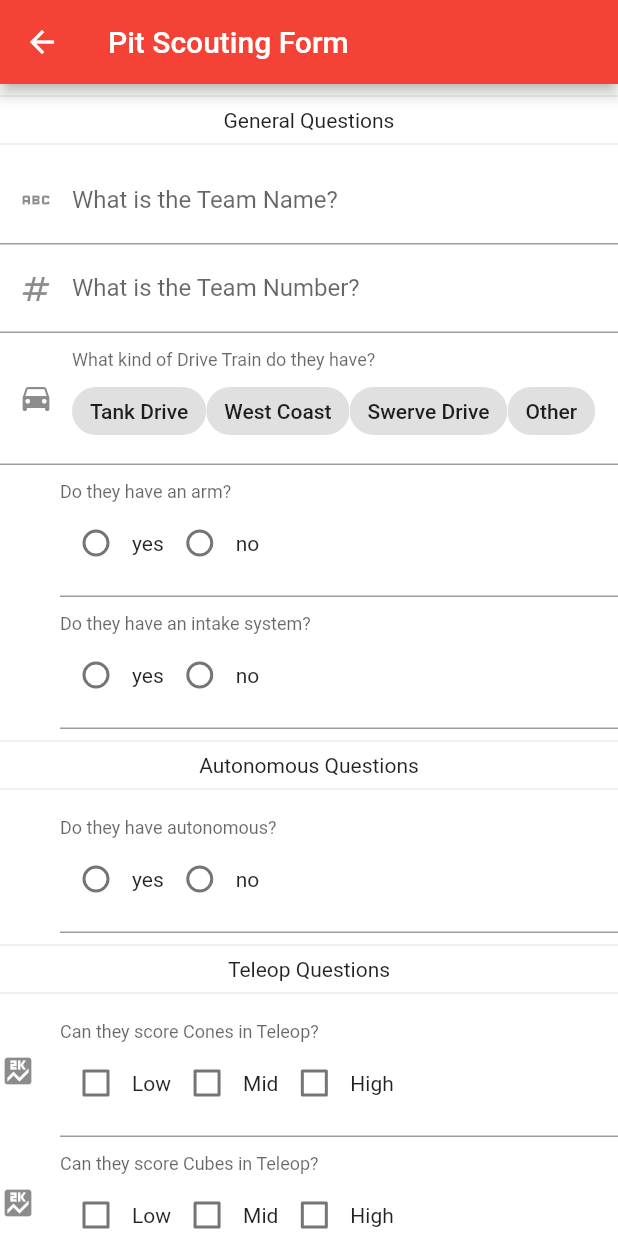
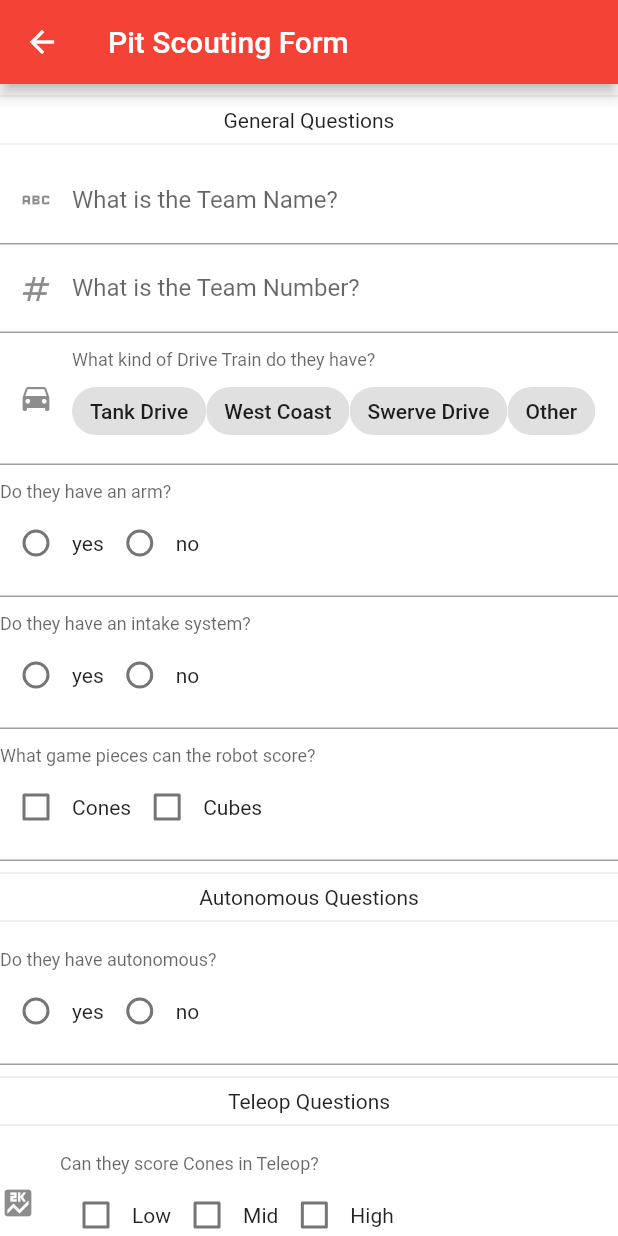
Before and after one commit to frc4451/GarageScouter, a Flutter app: the FormsTest screen opened directly, on a phone screen of 412 x 824 dp. Run offline on Flutter 3.47's test engine with Material 2 defaults, Android fonts, the phone set to English and light mode, and no system bars; drawn by our look-alikes of flutter_form_builder; our stand-ins replace csv, file_picker, form_builder_validators, image_picker, permission_handler, qr_flutter and 1 more; missing offline and left inert: flutter_archive, flutter_file_dialog, ml_dataframe, mobile_scanner, sanitize_filename; accounts and stored records are empty.

Commit message:
Update Pit Scouting to includ John's Feedback

```diff
--- a/lib/components/forms/radio_helpers.dart
+++ b/lib/components/forms/radio_helpers.dart
@@ -32,7 +32,8 @@ class RadioButtonInputs extends StatelessWidget {
   Widget build(BuildContext context) {
     return FormBuilderRadioGroup(
       name: name,
-      decoration: InputDecoration(label: Text(label), icon: Icon(icon)),
+      decoration: InputDecoration(
+          label: Text(label), icon: icon != null ? Icon(icon) : null),
       options: options
           .map((e) => FormBuilderFieldOption(value: e, child: Text(e)))
           .toList(growable: false),
--- a/lib/pages/pit_scouting_form.dart
+++ b/lib/pages/pit_scouting_form.dart
@@ -306,8 +306,36 @@ class _FormsTestState extends State<FormsTest> {
                                 label: "Do they have an intake system?",
                                 initialValue: pitData['has_intake'],
                                 validators: FormBuilderValidators.required(),
+                                onChanged: _saveFormState,
                                 autovalidateMode:
                                     AutovalidateMode.onUserInteraction,
+                              ),
+
+                              ConditionalHiddenField(
+                                  showWhen: _canShowFieldFromMatch(pitData,
+                                      key: 'has_intake', match: "yes"),
+                                  child: FormBuilderCheckboxGroup(
+                                    name: "pickup_from_intake",
+                                    initialValue: pitData['pickup_from_intake'],
+                                    decoration: const InputDecoration(
+                                        labelText:
+                                            "Where does the robot intake from?"),
+                                    options: ["Floor", "Substation", "Chute"]
+                                        .map((e) => FormBuilderFieldOption(
+                                            value: e.toString()))
+                                        .toList(),
+                                  )),
+
+                              FormBuilderCheckboxGroup(
+                                name: "scorable_pieces",
+                                initialValue: pitData['scorable_pieces'],
+                                decoration: const InputDecoration(
+                                    labelText:
+                                        "What game pieces can the robot score?"),
+                                options: ["Cones", "Cubes"]
+                                    .map((e) => FormBuilderFieldOption(
+                                        value: e.toString()))
+                                    .toList(),
                               ),
 
                               const Divider(),
@@ -322,6 +350,52 @@ class _FormsTestState extends State<FormsTest> {
                                 autovalidateMode:
                                     AutovalidateMode.onUserInteraction,
                                 onChanged: _saveFormState,
+                              ),
+                              ConditionalHiddenField(
+                                showWhen: _canShowFieldFromMatch(pitData,
+                                    key: "has_autonomous", match: "yes"),
+                                child: YesOrNoAnswers(
+                                  name: "can_score_autonomous",
+                                  label:
+                                      "Are they able to score in autonomous?",
+                                  initialValue: pitData['can_score_autonomous'],
+                                  validators: FormBuilderValidators.required(),
+                                  onChanged: _saveFormState,
+                                  autovalidateMode:
+                                      AutovalidateMode.onUserInteraction,
+                                ),
+                              ),
+                              ConditionalHiddenField(
+                                showWhen: _canShowFieldFromMatch(pitData,
+                                    key: "can_score_autonomous", match: "yes"),
+                                child: FormBuilderCheckboxGroup(
+                                  name: "auto_score_cones",
+                                  initialValue: pitData['auto_score_cones'],
+                                  decoration: const InputDecoration(
+                                      icon: Icon(Icons.score),
+                                      labelText:
+                                          "What Cones can they score in Autonomous?"),
+                                  options: ["Low", "Mid", "High"]
+                                      .map((e) => FormBuilderFieldOption(
+                                          value: e.toString()))
+                                      .toList(),
+                                ),
+                              ),
+                              ConditionalHiddenField(
+                                showWhen: _canShowFieldFromMatch(pitData,
+                                    key: "can_score_autonomous", match: "yes"),
+                                child: FormBuilderCheckboxGroup(
+                                  name: "auto_score_cubes",
+                                  initialValue: pitData['auto_score_cubes'],
+                                  decoration: const InputDecoration(
+                                      icon: Icon(Icons.score),
+                                      labelText:
+                                          "What Cubes can they score in Autonomous?"),
+                                  options: ["Low", "Mid", "High"]
+                                      .map((e) => FormBuilderFieldOption(
+                                          value: e.toString()))
+                                      .toList(),
+                                ),
                               ),
                               ConditionalHiddenField(
                                 showWhen: _canShowFieldFromMatch(pitData,
@@ -365,7 +439,7 @@ class _FormsTestState extends State<FormsTest> {
                                         pitData['auto_starting_positions'],
                                     decoration: const InputDecoration(
                                         labelText:
-                                            "Where do they start in Autonomous?"),
+                                            "Where can they start in Autonomous?"),
                                     options: ["Center", "Bump", "Lane"]
                                         .map((e) => FormBuilderFieldOption(
                                             value: e.toString()))
@@ -418,6 +492,25 @@ class _FormsTestState extends State<FormsTest> {
                                     .toList(),
                               ),
 
+                              YesOrNoAnswers(
+                                name: "can_defend",
+                                label: "Can the robot defend?",
+                                initialValue: pitData['can_defend'],
+                                validators: FormBuilderValidators.required(),
+                                autovalidateMode:
+                                    AutovalidateMode.onUserInteraction,
+                              ),
+
+                              YesOrNoAnswers(
+                                name: "can_shuttle",
+                                label:
+                                    "Can their robot shuttle pieces for other robots?",
+                                initialValue: pitData['can_shuttle'],
+                                validators: FormBuilderValidators.required(),
+                                autovalidateMode:
+                                    AutovalidateMode.onUserInteraction,
+                              ),
+
                               FormBuilderTextField(
                                 name: "teleop_notes",
                                 initialValue: pitData['teleop_notes'],
@@ -446,12 +539,14 @@ class _FormsTestState extends State<FormsTest> {
                               ),
 
                               const Divider(),
+                              const Text("Other Questions"),
+                              const Divider(),
 
                               FormBuilderTextField(
-                                name: "notes",
-                                initialValue: pitData['notes'],
+                                name: "final_notes",
+                                initialValue: pitData['final_notes'],
                                 decoration: const InputDecoration(
-                                    labelText: "Notes (if needed)?",
+                                    labelText: "Any other Notes (if needed)?",
                                     prefixIcon: Icon(Icons.note)),
                                 textInputAction: TextInputAction.next,
                                 autovalidateMode:
```
Also changed, not shown: 1 other file.
